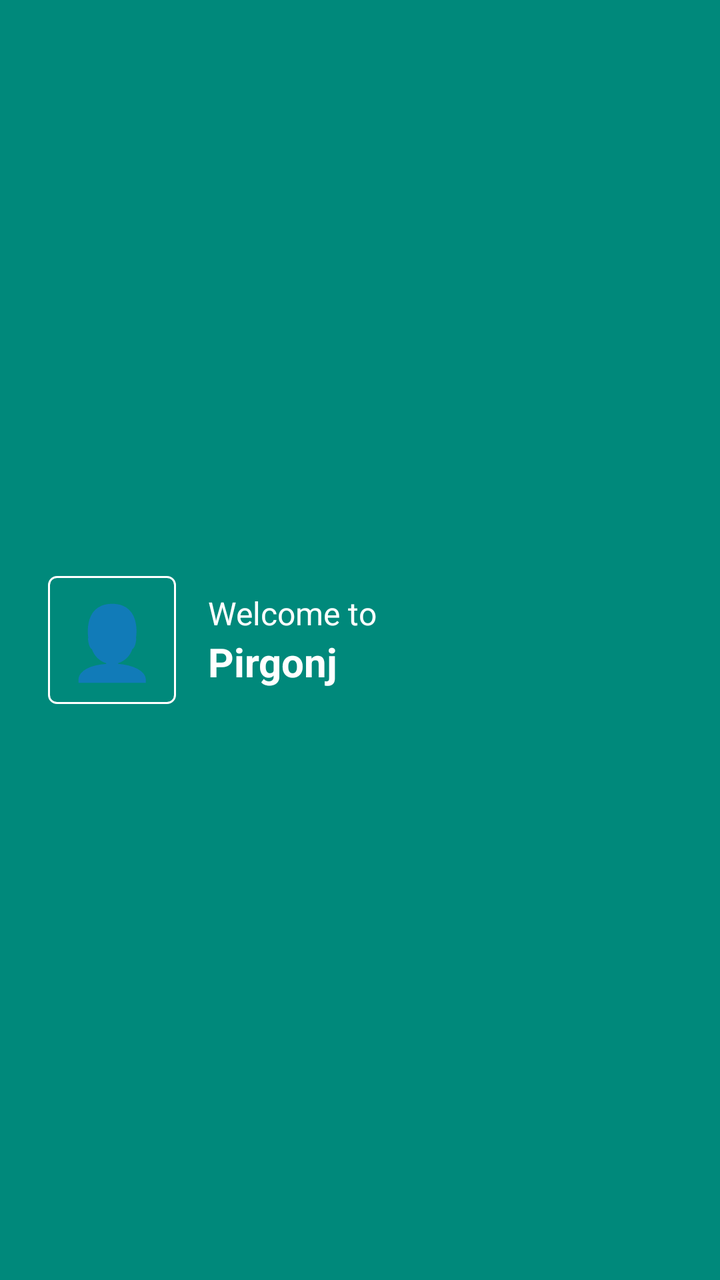
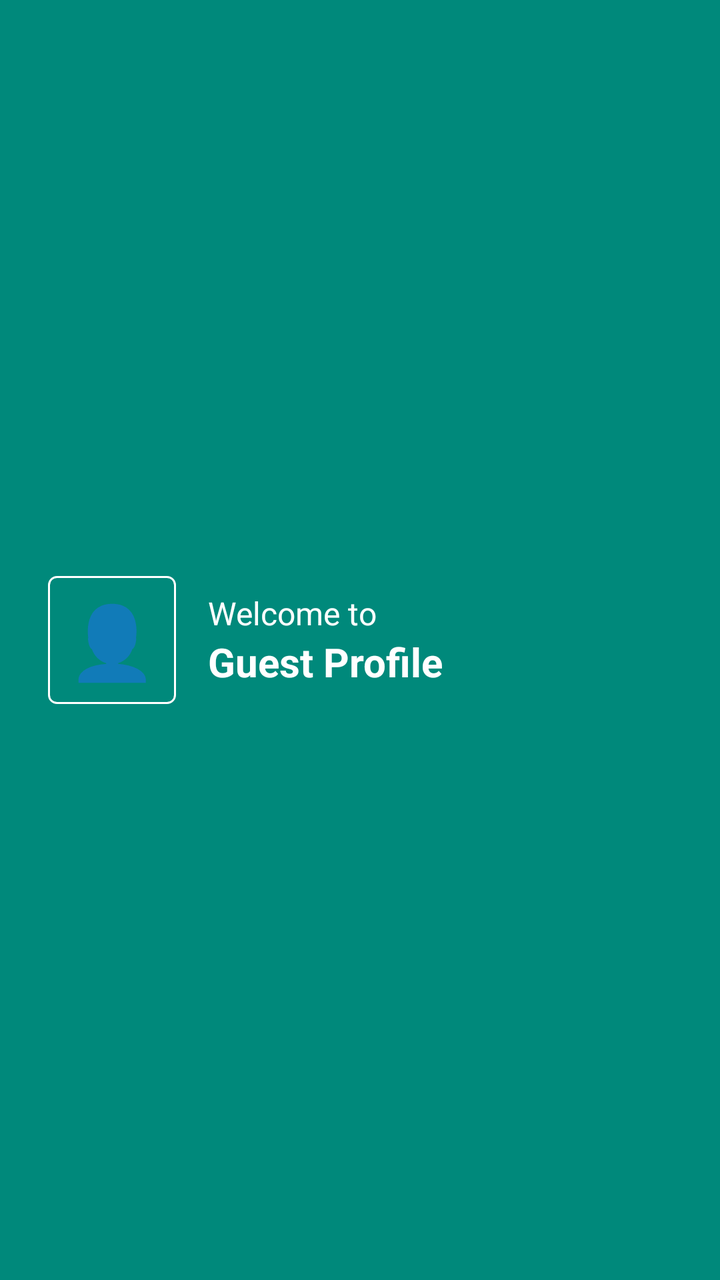

The first picture is an Android layout as it rendered before a commit; the second is the same layout after the commit. The layout source and the unified diff follow.
<!-- AndroidManifest.xml: application theme Theme.UltraCalc -->
<!-- res/layout/nav_header.xml -->
<?xml version="1.0" encoding="utf-8"?>
<LinearLayout xmlns:android="http://schemas.android.com/apk/res/android"
    android:layout_width="match_parent"
    android:layout_height="140dp"
    android:background="#00897B"
    android:gravity="center_vertical"
    android:orientation="horizontal"
    android:padding="24dp">

    <TextView
        android:layout_width="64dp"
        android:layout_height="64dp"
        android:background="@drawable/border_rect"
        android:text="👤"
        android:textSize="36sp"
        android:gravity="center"
        android:backgroundTint="#FFFFFF"
        android:layout_marginEnd="16dp"/>

    <LinearLayout
        android:layout_width="match_parent"
        android:layout_height="wrap_content"
        android:orientation="vertical">

        <TextView
            android:id="@+id/navHeaderName"
            android:layout_width="match_parent"
            android:layout_height="wrap_content"
            android:text="Welcome to"
            android:textColor="#FFFFFF"
            android:textSize="16sp" />

        <TextView
            android:id="@+id/navHeaderEmail"
            android:layout_width="match_parent"
            android:layout_height="wrap_content"
            android:text="Pirgonj"
            android:textColor="#FFFFFF"
            android:textSize="20sp"
            android:textStyle="bold"/>
    </LinearLayout>
</LinearLayout>
<!-- resources referenced by this layout -->
<resources>
  <!-- drawable border_rect (drawable) -->
  <?xml version="1.0" encoding="utf-8"?>
  <shape xmlns:android="http://schemas.android.com/apk/res/android" android:shape="rectangle">
      <solid android:color="#00000000" />
      <stroke android:width="1dp" android:color="#0F8B8D" />
      <corners android:radius="4dp" />
  </shape>
  <style name="Theme.UltraCalc" parent="Theme.MaterialComponents.NoActionBar">
          <item name="colorPrimary">@color/primary</item>
          <item name="colorPrimaryVariant">@color/primaryDark</item>
          <item name="colorOnPrimary">@color/white</item>
          <item name="colorSecondary">@color/accentCyan</item>
          <item name="android:windowBackground">@color/bg</item>
          <item name="android:statusBarColor">@color/bg</item>
          <item name="android:navigationBarColor">@color/bg</item>
          <item name="android:windowLightStatusBar">false</item>
      </style>
  <color name="primary">#7C6FFF</color>
  <color name="primaryDark">#5A4FCC</color>
  <color name="white">#FFFFFF</color>
  <color name="accentCyan">#00E5FF</color>
  <color name="bg">#0D0D1A</color>
</resources>

<!-- the commit's change to res/layout/nav_header.xml (unified diff, before → after) -->
@@ -34,7 +34,7 @@
             android:id="@+id/navHeaderEmail"
             android:layout_width="match_parent"
             android:layout_height="wrap_content"
-            android:text="Pirgonj"
+            android:text="Guest Profile"
             android:textColor="#FFFFFF"
             android:textSize="20sp"
             android:textStyle="bold"/>
